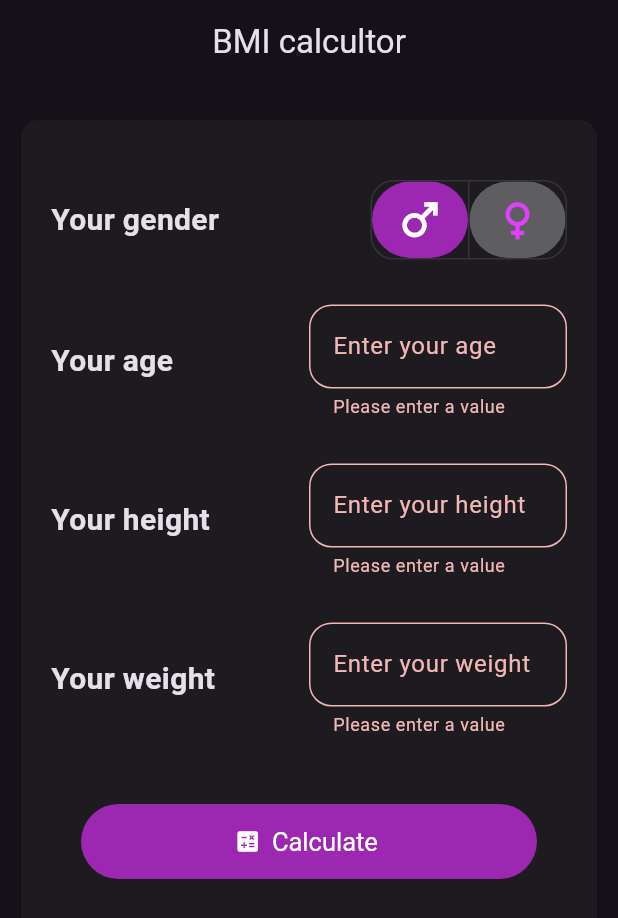
After one commit to ZuxxLo/Splash-Screen-master, a Flutter app: the Home screen opened directly, after a tap on "Calculate", on a phone screen of 412 x 824 dp. The commit adds this screen. Shown: the top 918 px of the screen. Run offline on Flutter 3.47's test engine with Material 3 defaults, Android fonts, the phone set to English and light mode, and no system bars; our stand-ins replace audioplayers.

Commit message:
bmi app kati

```diff
--- /dev/null
+++ b/lib/bmi app/bmihome1.dart
@@ -0,0 +1,383 @@
+import 'dart:math';
+
+ import 'package:flutter/material.dart';
+
+class Home extends StatefulWidget {
+  const Home({super.key});
+
+  @override
+  State<Home> createState() => _HomeState();
+}
+
+Color purpleColor = Colors.purple;
+Color purpleColorAccent = Colors.purpleAccent;
+
+class _HomeState extends State<Home> {
+  OutlineInputBorder borderDecor = OutlineInputBorder(
+      borderRadius: BorderRadius.circular(15),
+      borderSide: BorderSide(color: purpleColor));
+  valdator(value) {
+    if (value!.isEmpty) {
+      return "Please enter a value";
+    }
+    if (double.parse(value) == 0) {
+      return "can't be 0";
+    }
+    if (double.parse(value) < 0) {
+      return "Please enter a positive value";
+    }
+
+    return null;
+  }
+
+  bool canAffic = false;
+  double? bmi;
+  int? age = 0;
+  double? height;
+  double? weight;
+  final formKey = GlobalKey<FormState>();
+  String interpretBMI(double bmi) {
+    if (bmi < 18.5) {
+      return "underweight";
+    } else if (bmi >= 18.5 && bmi < 25) {
+      return "healthy";
+    } else if (bmi >= 25.0 && bmi < 30) {
+      return "خشين";
+    } else {
+      return "obesity";
+    }
+  }
+
+  double calculatePosition(double bmi) {
+    // Assuming that bmi ranges from 0 to 100
+    return (bmi / 100) * (MediaQuery.of(context).size.width - 50);
+  }
+
+  selectGender(bool value) {
+    genderMale = value;
+    calculateBMI(genderMale, age!, height!, weight!);
+  }
+
+  ageInput(value) {
+    bmi = null;
+    age = double.parse(value).toInt();
+  }
+
+  heightInput(value) {
+    bmi = null;
+
+    height = double.parse(value);
+  }
+
+  weightInput(value) {
+    bmi = null;
+
+    weight = double.parse(value);
+  }
+
+  bool genderMale = true;
+
+  double calculateBMI(bool genderMale, int age, double height, double weight) {
+    double cmHei = height / 100;
+    double bmiT = weight / (cmHei * cmHei);
+
+    if (!genderMale) {
+      bmiT += 1.5;
+      bmiT -= (age > 30) ? ((age - 30) / 5) : 0;
+    } else {
+      bmiT += (age > 30) ? ((age - 30) / 5) : 0;
+    }
+
+    bmi = bmiT;
+    print(bmi);
+
+    return bmiT < 100 ? bmiT : 100;
+  }
+
+  @override
+  Widget build(BuildContext context) {
+    return Scaffold(
+      appBar: AppBar(
+        title: Text("BMI calcultor"),
+        centerTitle: true,
+      ),
+      resizeToAvoidBottomInset: true,
+      body: Form(
+        key: formKey,
+        child: Container(
+          padding: const EdgeInsets.fromLTRB(10, 20, 10, 0),
+          height: 800,
+          child: Card(
+            child: ListView(children: [
+              Padding(
+                padding: const EdgeInsets.fromLTRB(20, 40, 20, 0),
+                child: Row(
+                  children: [
+                    const Expanded(
+                        child: Text(
+                      "Your gender",
+                      style:
+                          TextStyle(fontSize: 20, fontWeight: FontWeight.bold),
+                    )),
+                    ToggleButtons(
+                        borderRadius: BorderRadius.circular(15),
+                        isSelected: [
+                          false,
+                          false
+                        ],
+                        children: [
+                          TextButton(
+                            style: TextButton.styleFrom(
+                              backgroundColor: genderMale
+                                  ? purpleColor
+                                  : Colors.grey.withOpacity(0.5),
+                            ),
+                            child: Icon(
+                              Icons.male,
+                              size: 35,
+                              color:
+                                  genderMale ? Colors.white : purpleColorAccent,
+                            ),
+                            onPressed: () {
+                              setState(() {
+                                selectGender(true);
+                              });
+                            },
+                          ),
+                          TextButton(
+                            style: TextButton.styleFrom(
+                              backgroundColor: !genderMale
+                                  ? purpleColor
+                                  : Colors.grey.withOpacity(0.5),
+                            ),
+                            child: Icon(
+                              Icons.female,
+                              size: 35,
+                              color: !genderMale
+                                  ? Colors.white
+                                  : purpleColorAccent,
+                            ),
+                            onPressed: () {
+                              setState(() {
+                                selectGender(false);
+                              });
+                            },
+                          ),
+                        ]),
+                  ],
+                ),
+              ),
+              Padding(
+                padding: const EdgeInsets.fromLTRB(20, 30, 20, 0),
+                child: Row(
+                  children: [
+                    const Expanded(
+                        child: Text(
+                      "Your age",
+                      style:
+                          TextStyle(fontSize: 20, fontWeight: FontWeight.bold),
+                    )),
+                    Flexible(
+                        child: TextFormField(
+                      keyboardType: TextInputType.number,
+                      textInputAction: TextInputAction.next,
+                      decoration: InputDecoration(
+                          floatingLabelBehavior: FloatingLabelBehavior.never,
+                          labelText: "Enter your age",
+                          focusedBorder: borderDecor,
+                          errorMaxLines: 2,
+                          border: borderDecor),
+                      validator: (value) => valdator(value),
+                      onChanged: (value) {
+                        setState(() {});
+                        ageInput(value);
+                      },
+                    )),
+                  ],
+                ),
+              ),
+              Padding(
+                padding: const EdgeInsets.fromLTRB(20, 30, 20, 0),
+                child: Row(
+                  children: [
+                    const Expanded(
+                        child: Text(
+                      "Your height",
+                      style:
+                          TextStyle(fontSize: 20, fontWeight: FontWeight.bold),
+                    )),
+                    Flexible(
+                        child: TextFormField(
+                      keyboardType: TextInputType.number,
+                      textInputAction: TextInputAction.next,
+                      decoration: InputDecoration(
+                          floatingLabelBehavior: FloatingLabelBehavior.never,
+                          labelText: "Enter your height",
+                          suffixText: "cm",
+                          focusedBorder: borderDecor,
+                          border: borderDecor),
+                      validator: (value) => valdator(value),
+                      onChanged: (value) {
+                        setState(() {});
+                        heightInput(value);
+                      },
+                    )),
+                  ],
+                ),
+              ),
+              Padding(
+                padding: const EdgeInsets.fromLTRB(20, 30, 20, 0),
+                child: Row(
+                  children: [
+                    const Expanded(
+                        child: Text(
+                      "Your weight",
+                      style:
+                          TextStyle(fontSize: 20, fontWeight: FontWeight.bold),
+                    )),
+                    Flexible(
+                        child: TextFormField(
+                      keyboardType: TextInputType.number,
+                      textInputAction: TextInputAction.next,
+                      decoration: InputDecoration(
+                          suffixText: "kg",
+                          floatingLabelBehavior: FloatingLabelBehavior.never,
+                          labelText: "Enter your weight",
+                          focusedBorder: borderDecor,
+                          border: borderDecor),
+                      validator: (value) => valdator(value),
+                      onChanged: (value) {
+                        setState(() {});
+                        weightInput(value);
+                      },
+                    )),
+                  ],
+                ),
+              ),
+              const SizedBox(height: 45),
+              Padding(
+                padding: const EdgeInsets.fromLTRB(40, 0, 40, 0),
+                child: TextButton.icon(
+                    style: ButtonStyle(
+                        fixedSize: const MaterialStatePropertyAll(Size(50, 50)),
+                        textStyle: MaterialStateProperty.all(
+                            const TextStyle(fontSize: 17)),
+                        backgroundColor: MaterialStateProperty.all(purpleColor),
+                        foregroundColor:
+                            MaterialStateProperty.all(Colors.white)),
+                    onPressed: () {
+                      if (formKey.currentState!.validate()) {
+                        formKey.currentState!.save();
+                        print("object");
+                        setState(() {
+                          canAffic = true;
+                          calculateBMI(genderMale, age!, height!, weight!);
+                        });
+                      }
+                    },
+                    icon: const Icon(Icons.calculate),
+                    label: const Text("Calculate")),
+              ),
+              const SizedBox(height: 20),
+              if (bmi != null)
+                Padding(
+                  padding: const EdgeInsets.fromLTRB(30, 0, 30, 0),
+                  child: Card(
+                    color: Colors.grey.withOpacity(0.8),
+                    child: Column(
+                      children: [
+                        const SizedBox(height: 50),
+                        Center(
+                          child: Text(
+                            bmi!.toStringAsFixed(2),
+                            style: TextStyle(
+                                fontSize: 20, fontWeight: FontWeight.bold),
+                          ),
+                        ),
+                        Center(
+                          child: Text(
+                            interpretBMI(bmi!),
+                            style: TextStyle(
+                                fontSize: 20, fontWeight: FontWeight.bold),
+                          ),
+                        ),
+                        const SizedBox(
+                          height: 50,
+                        ),
+
+                        Stack(
+                          clipBehavior: Clip.none,
+                          alignment: Alignment.center,
+                          children: [
+                            Container(
+                              height: 10,
+                              width: double.maxFinite,
+                              decoration: const BoxDecoration(
+                                gradient: LinearGradient(
+                                  begin: Alignment.centerLeft,
+                                  end: Alignment.centerRight,
+                                  stops: [0, 0.25, 0.36, 0.4],
+
+                                  colors: [
+                                    Colors.red,
+                                    Colors.green,
+                                    Colors.blue,
+                                    Colors.red
+                                  ],
+                                ),
+                              ),
+                            ),
+                            Positioned(
+                              left: calculatePosition(bmi!),
+                              child: Stack(
+                                clipBehavior: Clip.none,
+                                alignment: Alignment.center,
+                                children: [
+                                  Container(
+                                    alignment: Alignment.center,
+                                    height: 26.0,
+                                    width: 26.0,
+                                    decoration: BoxDecoration(
+                                      borderRadius: BorderRadius.circular(20),
+                                      color: Colors.amber,
+                                    ),
+                                  ),
+                                  Positioned(
+                                    bottom: -10,
+                                    child: Container(
+                                      color: Colors.purple.withOpacity(0.5),
+                                      child: Text(interpretBMI(bmi!)),
+                                    ),
+                                  )
+                                ],
+                              ),
+                            )
+                          ],
+                        ),
+                        // Slider(
+                        //   divisions: 4,
+                        //   value: bmi!,
+                        //   label: interpretBMI(bmi!),
+                        //   min: 0,
+                        //   max: 100,
+                        //   onChanged: (value) {},
+                        // ),
+                        const SizedBox(
+                          height: 50,
+                        ),
+
+                        // )
+                      ],
+                    ),
+                  ),
+                )
+              else
+                SizedBox(),
+              const SizedBox(height: 80),
+            ]),
+          ),
+        ),
+      ),
+    );
+  }
+}
--- /dev/null
+++ b/lib/bmi app/bmiresult.dart
@@ -0,0 +1,139 @@
+ import 'package:flutter/material.dart';
+
+class Result extends StatelessWidget {
+  const Result({
+    Key? key,
+    required this.bmi,
+  }) : super(key: key);
+  final double bmi;
+  @override
+  Widget build(BuildContext context) {
+    String interpretBMI(double bmi) {
+      if (bmi < 18.5) {
+        return "underweight";
+      } else if (bmi >= 18.5 && bmi < 25) {
+        return "healthy";
+      } else if (bmi >= 25.0 && bmi < 30) {
+        return "overweight";
+      } else {
+        return "obesity";
+      }
+    }
+
+    double calculatePosition(double bmi) {
+      // Assuming that bmi ranges from 0 to 100
+      return (bmi / 100) * (MediaQuery.of(context).size.width - 26);
+    }
+
+    return Scaffold(
+      body: Affichage(bmi: bmi),
+    );
+  }
+}
+
+class Affichage extends StatelessWidget {
+  const Affichage({
+    super.key,
+    required this.bmi,
+  });
+
+  final double bmi;
+
+  @override
+  Widget build(BuildContext context) {
+    String interpretBMI(double bmi) {
+      if (bmi < 18.5) {
+        return "underweight";
+      } else if (bmi >= 18.5 && bmi < 25) {
+        return "healthy";
+      } else if (bmi >= 25.0 && bmi < 30) {
+        return "overweight";
+      } else {
+        return "obesity";
+      }
+    }
+
+    double calculatePosition(double bmi) {
+      // Assuming that bmi ranges from 0 to 100
+      return (bmi / 100) * (MediaQuery.of(context).size.width - 26);
+    }
+
+    return Column(
+      children: [
+        const SizedBox(height: 50),
+        Center(
+          child: Text(
+            bmi.toString(),
+            style: TextStyle(fontSize: 20, fontWeight: FontWeight.bold),
+          ),
+        ),
+        Center(
+          child: Text(
+            interpretBMI(bmi),
+            style: TextStyle(fontSize: 20, fontWeight: FontWeight.bold),
+          ),
+        ),
+        const SizedBox(
+          height: 50,
+        ),
+
+        Stack(
+          clipBehavior: Clip.none,
+          alignment: Alignment.center,
+          children: [
+            Container(
+              height: 10,
+              width: 500,
+              decoration: const BoxDecoration(
+                gradient: LinearGradient(
+                  begin: Alignment.topLeft,
+                  end: Alignment.bottomRight,
+                  stops: [0, 0.25, 0.5, 1],
+                  colors: [Colors.red, Colors.green, Colors.blue, Colors.red],
+                ),
+              ),
+            ),
+            Positioned(
+              left: calculatePosition(bmi),
+              child: Stack(
+                clipBehavior: Clip.none,
+                alignment: Alignment.center,
+                children: [
+                  Container(
+                    alignment: Alignment.center,
+                    height: 26.0,
+                    width: 26.0,
+                    decoration: BoxDecoration(
+                      borderRadius: BorderRadius.circular(20),
+                      color: Colors.amber,
+                    ),
+                  ),
+                  Positioned(
+                    bottom: -10,
+                    child: Container(
+                      color: Colors.grey.withOpacity(0.5),
+                      child: Text(interpretBMI(bmi)),
+                    ),
+                  )
+                ],
+              ),
+            )
+          ],
+        ),
+        Slider(
+          divisions: 4,
+          value: bmi,
+          label: interpretBMI(bmi),
+          min: 0,
+          max: 100,
+          onChanged: (value) {},
+        ),
+        const SizedBox(
+          height: 50,
+        ),
+
+        // )
+      ],
+    );
+  }
+}
--- a/pubspec.yaml
+++ b/pubspec.yaml
@@ -36,6 +36,7 @@ dependencies:
   # Use with the CupertinoIcons class for iOS style icons.
   cupertino_icons: ^1.0.2
   lottie: ^1.4.2
+  audioplayers: ^1.1.1
 
 dev_dependencies:
   flutter_test:
```
Also changed, not shown: lib/bmi app/bmimain.dart (added, +25 -0 lines), lib/home_page.dart (+34 -12 lines), lib/salat_details.dart (added, +118 -0 lines), lib/salat_model.dart (+5 -2 lines), pubspec.lock, 6 other files.
